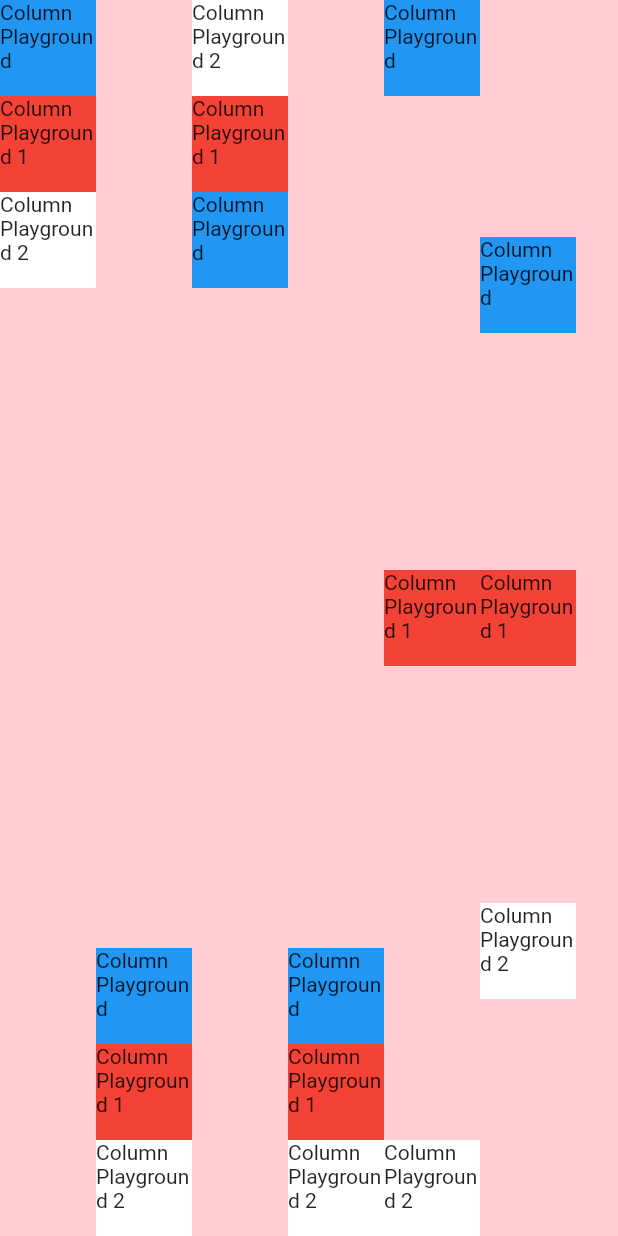
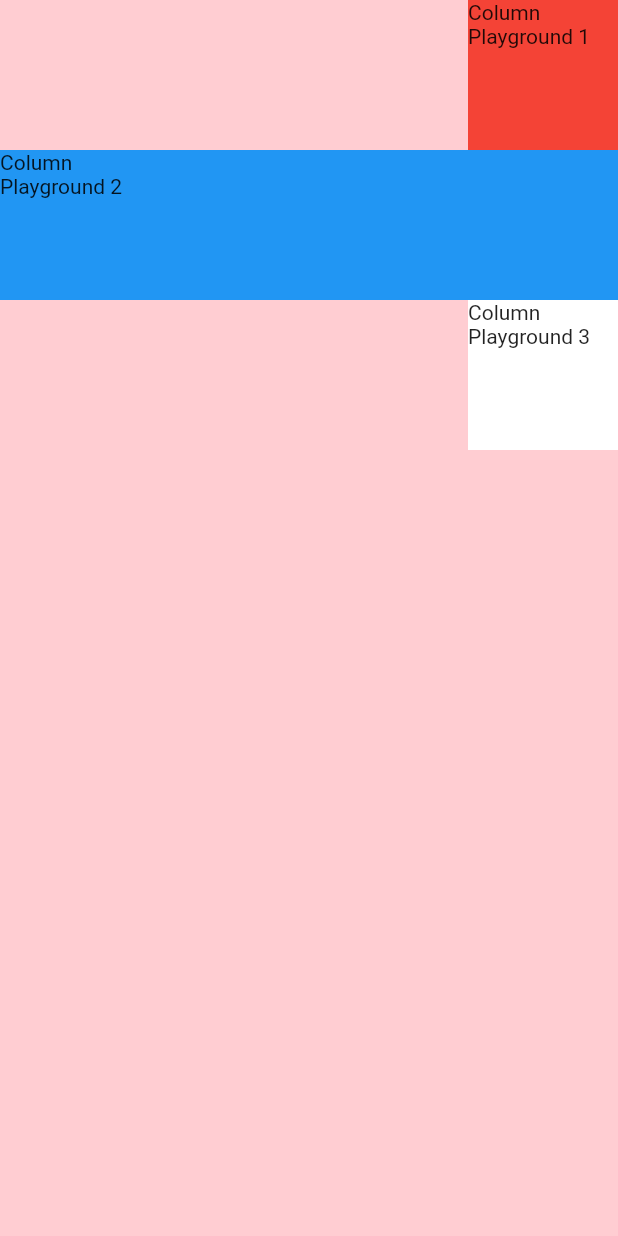
Before and after one commit to danilodequeiroz/udemy_the_complete_flutter_development_bootcamp_with_dart__widget_playgrround, a Flutter app: the screen it shows after launch, on a phone screen of 412 x 824 dp. Run offline on Flutter 3.47's test engine with Material 2 defaults, Android fonts, the phone set to English and light mode, and no system bars.

Commit message:
Adding new pages to demonstrate: infinite width; cross alignment stretch; cross alignment stretch + SizedBox; Row + SizedBox;

```diff
--- a/lib/column_playground.dart
+++ b/lib/column_playground.dart
@@ -1,7 +1,7 @@
 import 'package:flutter/material.dart';
 
 String textContent = "Column\nPlayground";
-double measurement = 64;
+const double measurement = 64;
 final PageController controller = PageController(initialPage: 1);
 
 class ColumnLayoutPlaygroundApp extends StatelessWidget {
@@ -24,7 +24,17 @@ class ColumnLayoutPlaygroundApp extends StatelessWidget {
                   /// support with the way PageView handle height
                   /// when populate
                   children: <Widget>[
-                Row(
+                    page1(),
+                    page2(),
+                    page3(),
+                    page4(),
+                    page5(),
+                  ],
+                ))));
+  }
+
+  page1() {
+    return Row(
       children: [
         Column(
             mainAxisSize: MainAxisSize.max,
@@ -34,7 +44,9 @@ class ColumnLayoutPlaygroundApp extends StatelessWidget {
                 Colors.blue[500],
                 Colors.red[500],
                 Colors.white
-                          ].asMap().entries)
+              ]
+                  .asMap()
+                  .entries)
                 container(index: entry.key, color: entry.value),
             ]),
         Column(
@@ -45,7 +57,9 @@ class ColumnLayoutPlaygroundApp extends StatelessWidget {
                 Colors.blue[500],
                 Colors.red[500],
                 Colors.white
-                          ].asMap().entries)
+              ]
+                  .asMap()
+                  .entries)
                 container(index: entry.key, color: entry.value),
             ]),
         Column(
@@ -56,7 +70,9 @@ class ColumnLayoutPlaygroundApp extends StatelessWidget {
                 Colors.blue[500],
                 Colors.red[500],
                 Colors.white
-                          ].asMap().entries)
+              ]
+                  .asMap()
+                  .entries)
                 container(index: entry.key, color: entry.value),
             ]),
         Column(
@@ -68,7 +84,9 @@ class ColumnLayoutPlaygroundApp extends StatelessWidget {
                 Colors.blue[500],
                 Colors.red[500],
                 Colors.white
-                          ].asMap().entries)
+              ]
+                  .asMap()
+                  .entries)
                 container(index: entry.key, color: entry.value),
             ]),
         Column(
@@ -80,7 +98,9 @@ class ColumnLayoutPlaygroundApp extends StatelessWidget {
                 Colors.blue[500],
                 Colors.red[500],
                 Colors.white
-                          ].asMap().entries)
+              ]
+                  .asMap()
+                  .entries)
                 container(index: entry.key, color: entry.value),
             ]),
         Column(
@@ -92,102 +112,132 @@ class ColumnLayoutPlaygroundApp extends StatelessWidget {
                 Colors.blue[500],
                 Colors.red[500],
                 Colors.white
-                          ].asMap().entries)
+              ]
+                  .asMap()
+                  .entries)
                 container(index: entry.key, color: entry.value),
             ]),
       ],
-                )
-              ],
-            ))));
+    );
   }
 
-  Widget buildListViewLess(BuildContext context) {
-    return MaterialApp(
-        home: Scaffold(
-            backgroundColor: Colors.red[100],
-            body: SafeArea(
-              child: Row(
-                children: [
-                  Column(
+  page2() {
+    return Column(
         mainAxisSize: MainAxisSize.max,
         mainAxisAlignment: MainAxisAlignment.start,
+        crossAxisAlignment: CrossAxisAlignment.end,
         children: [
-                        for (MapEntry entry in [
-                          Colors.blue[500],
-                          Colors.red[500],
-                          Colors.white
-                        ].asMap().entries)
-                          container(index: entry.key, color: entry.value),
-                      ]),
-                  Column(
-                      mainAxisSize: MainAxisSize.max,
-                      mainAxisAlignment: MainAxisAlignment.end,
-                      children: [
-                        for (MapEntry entry in [
-                          Colors.blue[500],
-                          Colors.red[500],
-                          Colors.white
-                        ].asMap().entries)
-                          container(index: entry.key, color: entry.value),
-                      ]),
-                  Column(
-                      verticalDirection: VerticalDirection.up,
-                      mainAxisAlignment: MainAxisAlignment.end,
-                      children: [
-                        for (MapEntry entry in [
-                          Colors.blue[500],
-                          Colors.red[500],
-                          Colors.white
-                        ].asMap().entries)
-                          container(index: entry.key, color: entry.value),
-                      ]),
-                  Column(
-                      verticalDirection: VerticalDirection.down,
-                      mainAxisSize: MainAxisSize.max,
-                      mainAxisAlignment: MainAxisAlignment.end,
-                      children: [
-                        for (MapEntry entry in [
-                          Colors.blue[500],
-                          Colors.red[500],
-                          Colors.white
-                        ].asMap().entries)
-                          container(index: entry.key, color: entry.value),
-                      ]),
-                  Column(
-                      verticalDirection: VerticalDirection.down,
-                      mainAxisSize: MainAxisSize.max,
-                      mainAxisAlignment: MainAxisAlignment.spaceBetween,
-                      children: [
-                        for (MapEntry entry in [
-                          Colors.blue[500],
-                          Colors.red[500],
-                          Colors.white
-                        ].asMap().entries)
-                          container(index: entry.key, color: entry.value),
-                      ]),
-                  Column(
-                      verticalDirection: VerticalDirection.down,
-                      mainAxisSize: MainAxisSize.max,
-                      mainAxisAlignment: MainAxisAlignment.spaceEvenly,
-                      children: [
-                        for (MapEntry entry in [
-                          Colors.blue[500],
-                          Colors.red[500],
-                          Colors.white
-                        ].asMap().entries)
-                          container(index: entry.key, color: entry.value),
-                      ]),
-                ],
-              ),
-            )));
-  }
+          container(
+              index: 1,
+              color: Colors.red,
+              height: 100,
+              width: 100),
+          container(
+              index: 2,
+              color: Colors.blue,
+              height: 100,
+              width: double.infinity),
+          container(index: 3,
+              color: Colors.white,
+              height: 100,
+              width: 100),
+        ]);
   }
 
-Container container({int? index, Color? color}) {
+  page3() {
+    return Column(
+        mainAxisAlignment: MainAxisAlignment.center,
+        crossAxisAlignment: CrossAxisAlignment.stretch,
+        children: [
+          container(
+            index: 1,
+            color: Colors.red,
+            height: 100,
+          ),
+          container(
+              index: 2,
+              color: Colors.blue,
+              height: 100,
+              width: 100 /// doesn't matter this value when parent
+            /// is crossAxisAlignment: CrossAxisAlignment.stretch
+          ),
+          container(index: 3,
+            color: Colors.white,
+            height: 100,
+          ),
+        ]);
+  }
+
+  page4() {
+    return Column(
+        mainAxisAlignment: MainAxisAlignment.center,
+        crossAxisAlignment: CrossAxisAlignment.stretch,
+        children: [
+          container(
+            index: 1,
+            color: Colors.red,
+            height: 100,
+          ),
+          const SizedBox(
+            height: 10,
+            child: ColoredBox(color: Colors.yellow),
+          ),
+          container(
+              index: 2,
+              color: Colors.blue,
+              height: 100,
+              width: 100 /// doesn't matter this value when parent
+            /// is crossAxisAlignment: CrossAxisAlignment.stretch
+          ),
+          container(index: 3,
+            color: Colors.white,
+            height: 100,
+          ),
+        ]);
+  }
+
+
+  page5() {
+    return Row(
+        mainAxisAlignment: MainAxisAlignment.start,
+        crossAxisAlignment: CrossAxisAlignment.stretch,
+        children: [
+          container(
+            index: 1,
+            color: Colors.red,
+            height: 100,
+          ),
+          const SizedBox(
+            width: 10,
+            child: ColoredBox(color: Colors.green),
+          ),
+          const SizedBox(
+            height: 10, /// doesn't matter this value when parent
+            /// is a Row , since it's orientated horizontally
+            child: ColoredBox(color: Colors.yellow),
+          ),
+          container(
+              index: 2,
+              color: Colors.blue,
+              height: 100,
+          ),
+          container(index: 3,
+            color: Colors.white,
+            height: 100,
+          ),
+        ]);
+  }
+
+
+  Container container({double? height = measurement,
+    double? width = measurement,
+    int? index,
+    Color? color}) {
     return Container(
-    height: measurement,
-    width: measurement,
+      height: height,
+      width: width,
       color: color,
       child: Text("$textContent${index == 0 ? "" : " $index"}"),
     );
   }
+}
```
Lines whose indentation alone changed are shown as unchanged.
